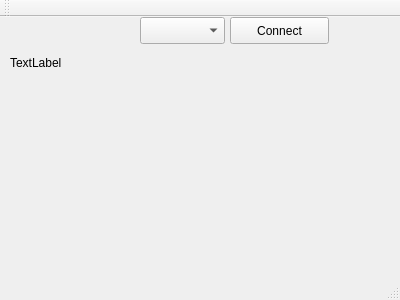
This is mainwindow.ui in GitGround/NGControl as Qt 5 draws it before an edit. The edited form follows.
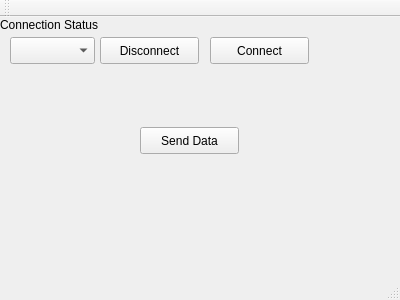
This is the edited form.

The edit to the form file:
```diff
--- a/mainwindow.ui
+++ b/mainwindow.ui
@@ -14,40 +14,66 @@
    <string>MainWindow</string>
   </property>
   <widget class="QWidget" name="centralWidget">
-   <widget class="QPushButton" name="pushButton">
-    <property name="geometry">
-     <rect>
-      <x>230</x>
-      <y>0</y>
-      <width>99</width>
-      <height>27</height>
-     </rect>
-    </property>
-    <property name="text">
-     <string>Connect</string>
-    </property>
-   </widget>
    <widget class="QComboBox" name="serialPortComboBox">
     <property name="geometry">
      <rect>
-      <x>140</x>
-      <y>0</y>
-      <width>85</width>
-      <height>27</height>
-     </rect>
-    </property>
-   </widget>
-   <widget class="QLabel" name="statusLabel">
-    <property name="geometry">
-     <rect>
       <x>10</x>
+      <y>20</y>
+      <width>85</width>
+      <height>27</height>
+     </rect>
+    </property>
+   </widget>
+   <widget class="QPushButton" name="pushButton_sendData">
+    <property name="geometry">
+     <rect>
+      <x>140</x>
+      <y>110</y>
+      <width>99</width>
+      <height>27</height>
+     </rect>
+    </property>
+    <property name="text">
+     <string>Send Data</string>
+    </property>
+   </widget>
+   <widget class="QPushButton" name="pushButton_Disconnect">
+    <property name="geometry">
+     <rect>
+      <x>100</x>
+      <y>20</y>
+      <width>99</width>
+      <height>27</height>
+     </rect>
+    </property>
+    <property name="text">
+     <string>Disconnect</string>
+    </property>
+   </widget>
+   <widget class="QPushButton" name="pushButton_Connect">
+    <property name="geometry">
+     <rect>
+      <x>210</x>
+      <y>20</y>
+      <width>99</width>
+      <height>27</height>
+     </rect>
+    </property>
+    <property name="text">
+     <string>Connect</string>
+    </property>
+   </widget>
+   <widget class="QLabel" name="label_linkStatus">
+    <property name="geometry">
+     <rect>
+      <x>0</x>
       <y>0</y>
-      <width>111</width>
-      <height>91</height>
+      <width>141</width>
+      <height>16</height>
      </rect>
     </property>
     <property name="text">
-     <string>TextLabel</string>
+     <string>Connection Status</string>
     </property>
    </widget>
   </widget>
```
